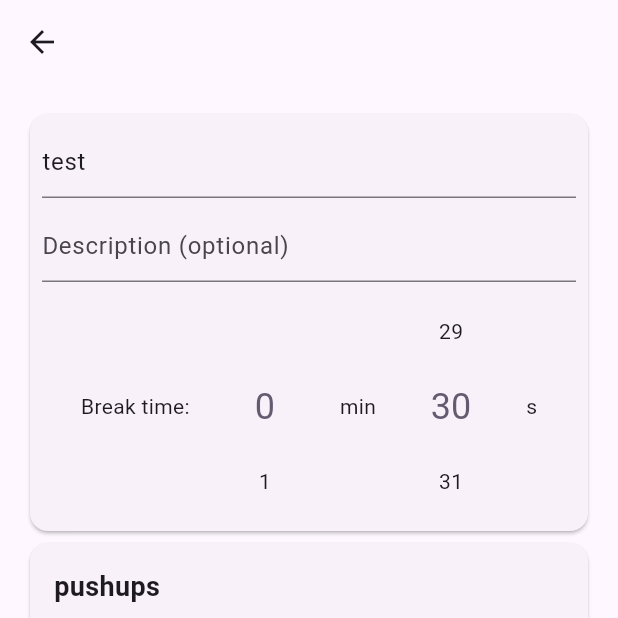
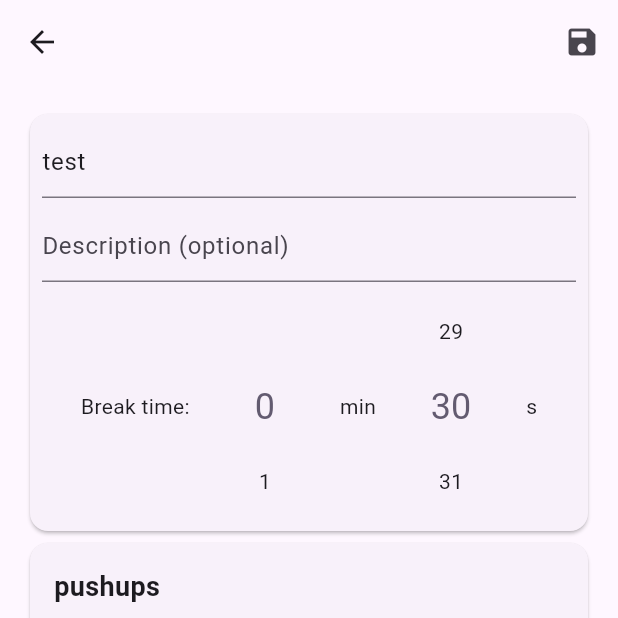
Before and after one commit to moriol42/workout_timer, a Flutter app: the EditWorkoutPage screen opened directly with sample values from the repository, on a phone screen of 412 x 824 dp, the top half of it. Run offline on Flutter 3.47's test engine with Material 3 defaults, Android fonts, the phone set to English and light mode, and no system bars; drawn by our look-alikes of numberpicker.

Commit message:
Add and edit exercises

```diff
--- /dev/null
+++ b/lib/back/back.dart
@@ -0,0 +1,4 @@
+import '../types/exercise.dart';
+import '../types/workout.dart';
+
+List<Exercise> exercises = [Exercise(name: 'pushups'), Exercise(name: 'squat')];
--- a/lib/main.dart
+++ b/lib/main.dart
@@ -2,6 +2,7 @@ import 'package:flutter/material.dart';
 
 import 'pages/exercises_page.dart';
 import 'pages/workouts_page.dart';
+import 'back/back.dart';
 
 void main() {
   workouts[0].add(exercises[0], Duration(seconds: 30));
--- a/lib/pages/edit_workout_page.dart
+++ b/lib/pages/edit_workout_page.dart
@@ -22,7 +22,20 @@ class _EditWorkoutPageState extends State<EditWorkoutPage> {
   @override
   Widget build(BuildContext context) {
     return Scaffold(
-      appBar: AppBar(title: Text(widget.title)),
+      appBar: AppBar(
+        title: Text(widget.title),
+        actions: [
+          IconButton(
+            onPressed: () {
+              if (_formKey.currentState!.validate()) {
+                // Process data.
+                Navigator.pop(context);
+              }
+            },
+            icon: Icon(Icons.save),
+          ),
+        ],
+      ),
       body: Center(
         child: Padding(
           padding: EdgeInsets.all(8.0),
@@ -65,38 +78,6 @@ class _EditWorkoutPageState extends State<EditWorkoutPage> {
               if (widget.workout != null)
                 for (var (e, d) in widget.workout!.exercisesList)
                   WorkoutExerciseCard(exercise: e, duration: d),
-              Padding(
-                padding: const EdgeInsets.symmetric(vertical: 16.0),
-                child: Row(
-                  spacing: 10.0,
-                  mainAxisAlignment: MainAxisAlignment.end,
-                  children: <Widget>[
-                    ElevatedButton(
-                      onPressed: () {
-                        Navigator.pop(context);
-                      },
-                      style: ButtonStyle(
-                        backgroundColor: WidgetStateProperty.all<Color>(
-                          const Color.fromRGBO(255, 205, 210, 1),
-                        ),
-                        foregroundColor: WidgetStateProperty.all<Color>(
-                          Colors.red,
-                        ),
-                      ),
-                      child: const Text('Cancel'),
-                    ),
-                    ElevatedButton(
-                      onPressed: () {
-                        if (_formKey.currentState!.validate()) {
-                          // Process data.
-                          Navigator.pop(context);
-                        }
-                      },
-                      child: const Text('Save'),
-                    ),
-                  ],
-                ),
-              ),
             ],
           ),
         ),
```
Also changed, not shown: lib/pages/edit_exercise_page.dart (+84 -6 lines), lib/pages/exercises_page.dart (+15 -11 lines), lib/widgets/exercise_form.dart (deleted, +0 -87 lines).
